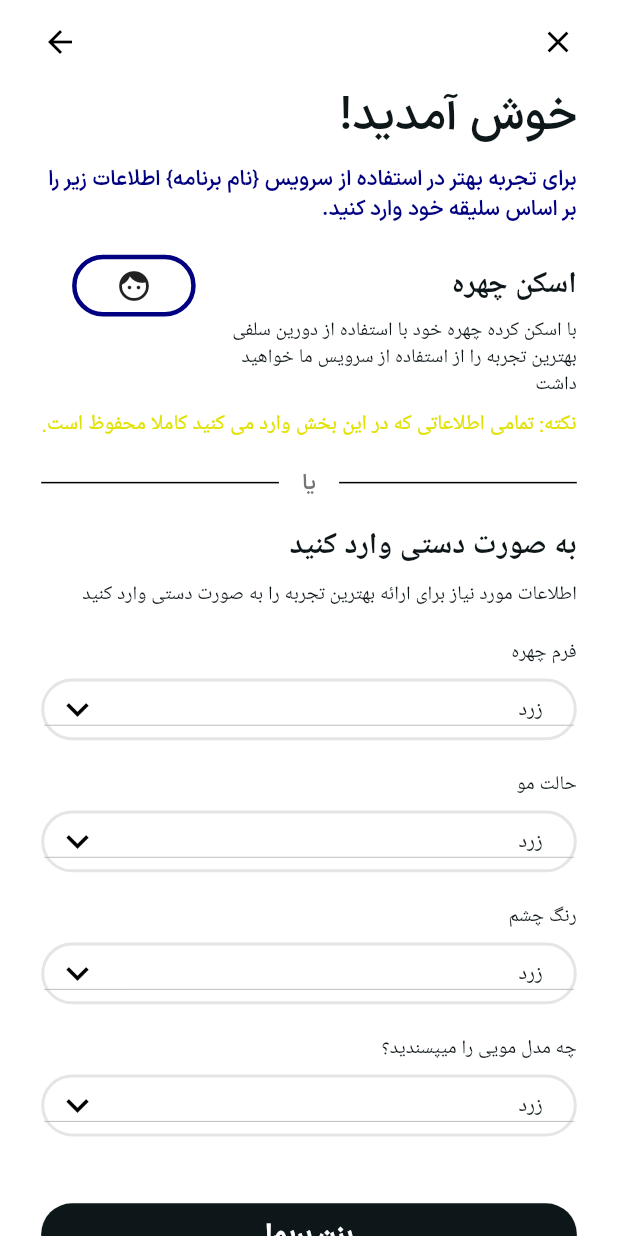
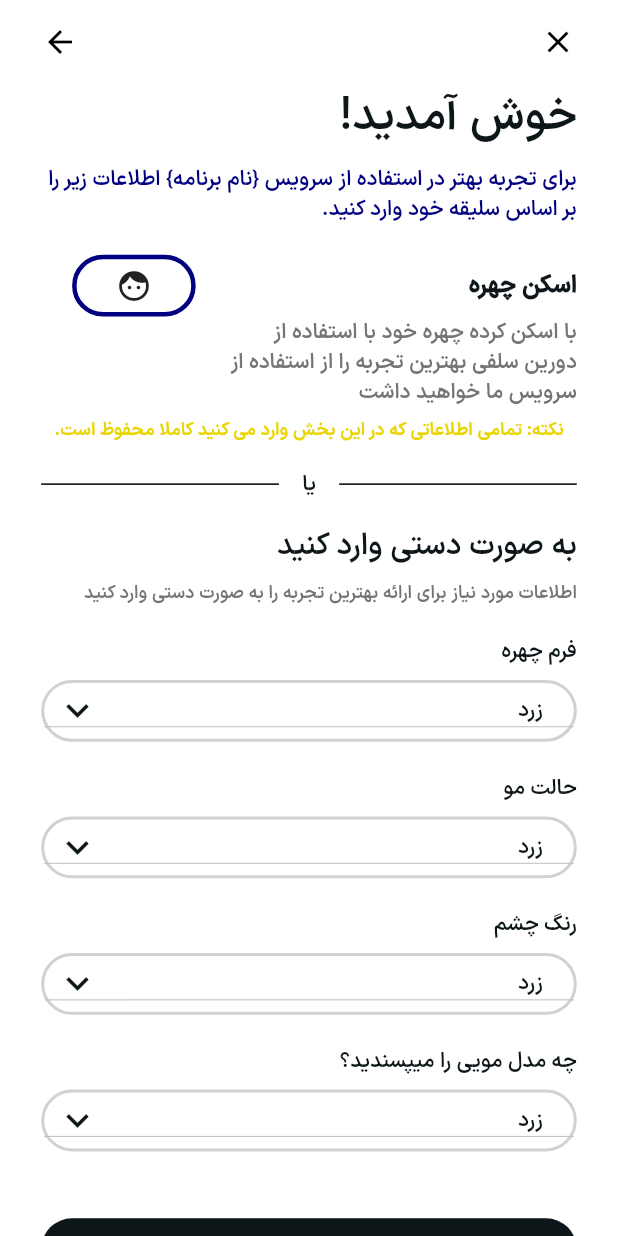
Before and after one commit to rezabahmanpourali/shop-style-flutter, a Flutter app: the CompletionInformation screen opened directly, on a phone screen of 412 x 824 dp. Run offline on Flutter 3.47's test engine with Material 3 defaults, Android fonts, the phone set to English and light mode, and no system bars; our stand-ins replace dio, equatable, flutter_map, get_it, latlong2, smooth_page_indicator; network calls fail.

Commit message:
auth screen accept

```diff
--- a/lib/auth/screens/basic_information_screen.dart
+++ b/lib/auth/screens/basic_information_screen.dart
@@ -5,7 +5,7 @@ import 'package:shop_style/auth/widgets/custom_textfield.dart';
 import 'package:shop_style/auth/widgets/text_padding.dart';
 import 'package:shop_style/common/configs/colors.dart';
 import 'package:shop_style/common/configs/enums/textfield_type.dart';
-import 'package:shop_style/home/screens/home_screen.dart';
+import 'package:shop_style/main.dart';
 
 class BasicInformationScreen extends StatefulWidget {
   const BasicInformationScreen({super.key});
@@ -93,7 +93,7 @@ class _BasicInformationScreenState extends State<BasicInformationScreen> {
                   onPressed: () {
                     Navigator.of(context).push(
                       MaterialPageRoute(
-                        builder: (context) => const HomeScreen(),
+                        builder: (context) => const MyApp(),
                       ),
                     );
                   },
--- a/lib/auth/screens/completion_information.dart
+++ b/lib/auth/screens/completion_information.dart
@@ -3,7 +3,7 @@ import 'package:shop_style/auth/widgets/custom_button.dart';
 import 'package:shop_style/auth/widgets/custom_dropdown.dart';
 import 'package:shop_style/auth/widgets/header_for_screen.dart';
 import 'package:shop_style/auth/widgets/text_padding.dart';
-import 'package:shop_style/home/screens/home_screen.dart';
+import 'package:shop_style/common/configs/colors.dart';
 import 'package:shop_style/main.dart';
 
 class CompletionInformation extends StatefulWidget {
@@ -60,9 +60,12 @@ class _CompletionInformationState extends State<CompletionInformation> {
                       width: width / 2.6,
                       child: Divider(thickness: 1, height: height / 15),
                     ),
-                    const Text(
+                    Text(
                       '   یا   ',
-                      style: TextStyle(color: Color(0xFF757575), fontSize: 14),
+                      style: Theme.of(context)
+                          .textTheme
+                          .bodyMedium
+                          ?.copyWith(color: AppColors.black),
                     ),
                     SizedBox(
                       width: width / 2.6,
@@ -82,7 +85,10 @@ class _CompletionInformationState extends State<CompletionInformation> {
                   text:
                       'اطلاعات مورد نیاز برای ارائه بهترین تجربه را به صورت دستی وارد کنید',
                   topPadding: height / 100,
-                  theme: Theme.of(context).textTheme.bodySmall,
+                  theme: Theme.of(context)
+                      .textTheme
+                      .bodySmall
+                      ?.copyWith(color: AppColors.textHeader),
                 ),
               ),
               SliverToBoxAdapter(
@@ -123,16 +129,19 @@ class _CompletionInformationState extends State<CompletionInformation> {
               SliverToBoxAdapter(
                 child: TextButton(
                   onPressed: () {
-                    // Navigator.of(context).push(
-                    //   MaterialPageRoute(
-                    //     builder: (context) => const HomeScreen(),
-                    //   ),
-                    // );
+                    Navigator.of(context).push(
+                      MaterialPageRoute(
+                        builder: (context) => const MyApp(),
+                      ),
+                    );
                   },
                   child: TextPadding(
                     textAlign: TextAlign.center,
                     text: 'بعدا تکمیل کنید',
-                    theme: Theme.of(context).textTheme.labelSmall,
+                    theme: Theme.of(context)
+                        .textTheme
+                        .bodyMedium
+                        ?.copyWith(color: AppColors.black),
                   ),
                 ),
               ),
@@ -155,16 +164,16 @@ class _CompletionInformationState extends State<CompletionInformation> {
             children: [
               TextPadding(
                 text: 'اسکن چهره',
-                theme: Theme.of(context).textTheme.titleSmall,
+                theme: Theme.of(context).textTheme.labelMedium,
               ),
               const Spacer(),
               Container(
                 width: width / 5,
                 height: height / 20,
                 decoration: BoxDecoration(
-                  color: const Color(0xFFFFFFFF),
+                  color: AppColors.white2,
                   borderRadius: const BorderRadius.all(Radius.circular(360)),
-                  border: Border.all(color: const Color(0xFF000080), width: 3),
+                  border: Border.all(color: AppColors.purple, width: 3),
                 ),
                 child: const Icon(Icons.face),
               ),
@@ -176,14 +185,17 @@ class _CompletionInformationState extends State<CompletionInformation> {
             child: TextPadding(
               text:
                   'با اسکن کرده چهره خود با استفاده از دورین سلفی بهترین تجربه را از استفاده از سرویس ما خواهید داشت',
-              theme: Theme.of(context).textTheme.bodySmall,
+              theme: Theme.of(context)
+                  .textTheme
+                  .bodyMedium
+                  ?.copyWith(color: AppColors.textHeader),
             ),
           ),
           SizedBox(height: height / 100),
           TextPadding(
             text:
                 'نکته: تمامی اطلاعاتی که در این بخش وارد می کنید کاملا محفوظ است.',
-            theme: Theme.of(context).textTheme.bodyLarge,
+            theme: Theme.of(context).textTheme.bodySmall,
           ),
         ],
       ),
--- a/lib/auth/screens/login_enter_number_screen.dart
+++ b/lib/auth/screens/login_enter_number_screen.dart
@@ -3,7 +3,6 @@ import 'package:shop_style/auth/screens/login_enter_password_screen.dart';
 import 'package:shop_style/auth/widgets/custom_button.dart';
 import 'package:shop_style/auth/widgets/custom_textfield.dart';
 import 'package:shop_style/auth/widgets/text_padding.dart';
-import 'package:shop_style/common/configs/colors.dart';
 import 'package:shop_style/common/configs/enums/textfield_type.dart';
 
 class LoginEnterNumberPhoneScreen extends StatelessWidget {
--- a/lib/auth/widgets/custom_dropdown.dart
+++ b/lib/auth/widgets/custom_dropdown.dart
@@ -1,4 +1,5 @@
 import 'package:flutter/material.dart';
+import 'package:shop_style/common/configs/colors.dart';
 
 class CustomDropdown extends StatefulWidget {
   const CustomDropdown({
@@ -30,20 +31,23 @@ class _CustomDropdownState extends State<CustomDropdown> {
           children: [
             Text(
               widget.lableField,
-              style: Theme.of(context).textTheme.bodySmall,
+              style: Theme.of(context)
+                  .textTheme
+                  .bodyLarge
+                  ?.copyWith(color: AppColors.black),
             ),
             SizedBox(height: height / 100),
             Container(
               height: height / 20,
               decoration: BoxDecoration(
-                border: Border.all(color: const Color(0xFFE5E5E5), width: 2),
-                color: const Color(0xFFFFFFFF),
+                border: Border.all(color: AppColors.bgGrey, width: 2),
+                color: AppColors.white2,
                 borderRadius: const BorderRadius.all(Radius.circular(30)),
               ),
               child: DropdownButton<String>(
                 icon: const Icon(
                   Icons.keyboard_arrow_down_outlined,
-                  color: Color(0xFF000000),
+                  color: AppColors.black,
                   size: 30,
                 ),
                 value: selectedValue,
@@ -58,7 +62,10 @@ class _CustomDropdownState extends State<CustomDropdown> {
                           SizedBox(width: width / 1.5),
                           Text(
                             value,
-                            style: Theme.of(context).textTheme.displaySmall,
+                            style: Theme.of(context)
+                                .textTheme
+                                .bodyLarge
+                                ?.copyWith(color: AppColors.black),
                           ),
                         ],
                       ),
--- a/lib/common/configs/colors.dart
+++ b/lib/common/configs/colors.dart
@@ -1,4 +1,5 @@
 import 'package:flutter/material.dart';
+
 class AppColors {
   static const Color bgGrey = Color(0xffD1D1D1);
   static const Color bgrgWhite = Color(0xffE3E3E3);
```
Also changed, not shown: lib/common/configs/theme.dart (+33 -16 lines).
